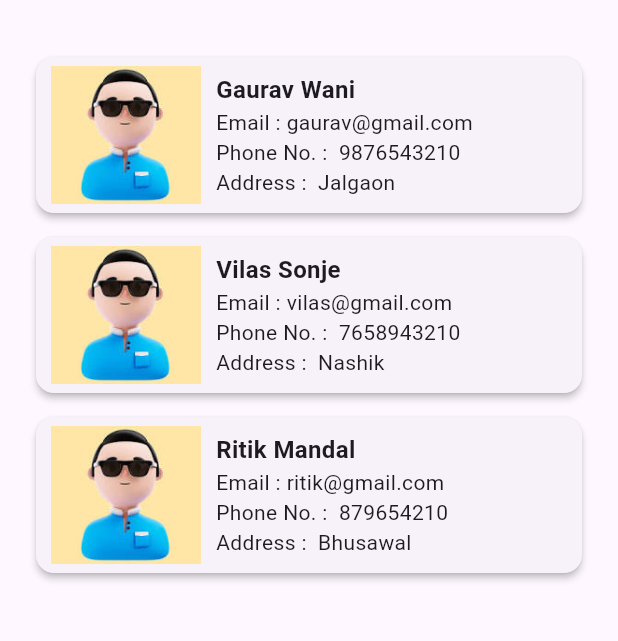
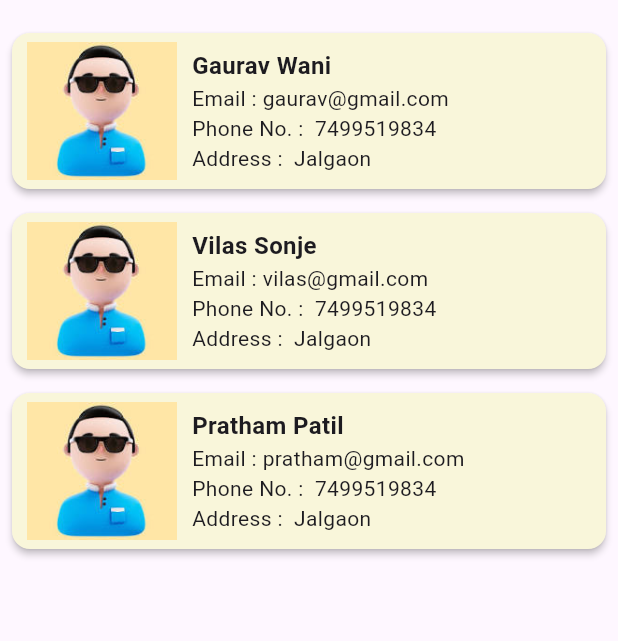
Before and after one commit to gauravwani-coditas/State-Management-Demo-1, a Flutter app: the screen it shows after launch, on a phone screen of 412 x 824 dp, the part 63-704 px from its top. Run offline on Flutter 3.47's test engine with Material 3 defaults, Android fonts, the light colour scheme and no system bars; our stand-ins replace flutter_bloc, flutter_riverpod, google_fonts; statements that could not run were skipped.

Commit message:
First message

```diff
--- a/lib/Users.dart
+++ /dev/null
@@ -1,46 +0,0 @@
-import 'package:flutter/material.dart';
-import 'package:flutter_riverpod/flutter_riverpod.dart';
-import 'package:state_demo_1/new_user.dart';
-import 'package:state_demo_1/riverpod/user_riverpod.dart';
-import 'package:state_demo_1/update_user.dart';
-import 'package:state_demo_1/widget/user_list_view.dart';
-import 'package:state_demo_1/models/User.dart';
-import 'package:google_fonts/google_fonts.dart';
-
-class Users extends ConsumerWidget {
-  const Users({super.key});
-
-  @override
-  Widget build(BuildContext context, WidgetRef ref) {
-    final userDetails = ref.watch(userRiverpod);
-
-    return Scaffold(
-      appBar: AppBar(
-        title: Text(
-          "State Demo 1",
-          style: GoogleFonts.lato(),
-        ),
-        actions: [
-          IconButton(
-              onPressed: () {
-                Navigator.push(
-                  context,
-                  MaterialPageRoute(builder: (context) => const NewUser()),
-                );
-              },
-              icon: const Icon(Icons.add))
-        ],
-      ),
-      body: Padding(
-          padding: const EdgeInsets.all(16),
-          child: Center(
-            child: userDetails.isEmpty
-                ? const Center(
-                    child: Text("Please add some data !"),
-                  )
-                : UsersListView(userDetails),
-          )),
-    );
-    ;
-  }
-}
--- /dev/null
+++ b/lib/data/models/data_source.dart
@@ -0,0 +1,19 @@
+import 'package:state_demo_1/data/models/User.dart';
+
+List<User> userList = [
+  User(
+      userName: "Gaurav Wani",
+      userEmail: "gaurav@gmail.com",
+      userPhoneNo: "7499519834",
+      userAddress: "Jalgaon"),
+  User(
+      userName: "Vilas Sonje",
+      userEmail: "vilas@gmail.com",
+      userPhoneNo: "7499519834",
+      userAddress: "Jalgaon"),
+  User(
+      userName: "Pratham Patil",
+      userEmail: "pratham@gmail.com",
+      userPhoneNo: "7499519834",
+      userAddress: "Jalgaon"),
+];
--- /dev/null
+++ b/lib/presentation/screens/homePage/bloc/users_bloc.dart
@@ -0,0 +1,45 @@
+import 'dart:async';
+
+import 'package:flutter_bloc/flutter_bloc.dart';
+import 'package:state_demo_1/data/models/data_source.dart';
+import 'package:state_demo_1/presentation/screens/homePage/bloc/users_events.dart';
+import 'package:state_demo_1/presentation/screens/homePage/bloc/users_states.dart';
+
+class UserBloc extends Bloc<UserEvent, UserState> {
+  UserBloc() : super(LoadingState()) {
+    on<InitialEvent>(initialEvent);
+    on<OnUserClickedEvent>(onUserClickedEvent);
+    on<OnDeleteUserEvent>(onDeleteUserEvent);
+    on<OnSaveResponseClicked>(onSaveResponseClicked);
+  }
+
+  FutureOr<void> initialEvent(
+      InitialEvent event, Emitter<UserState> emit) async {
+    emit(LoadingState());
+    await Future.delayed(const Duration(seconds: 3));
+    emit(LoadedSuccessState(userList));
+  }
+
+  FutureOr<void> onUserClickedEvent(
+      OnUserClickedEvent event, Emitter<UserState> emit) async {
+    userList[event.index] = event.user;
+    emit(LoadingState());
+    await Future.delayed(const Duration(seconds: 1));
+    emit(LoadedSuccessState(userList));
+  }
+
+  FutureOr<void> onDeleteUserEvent(
+      OnDeleteUserEvent event, Emitter<UserState> emit) {
+    userList.removeAt(userList.indexOf(event.user));
+  }
+
+  FutureOr<void> onSaveResponseClicked(
+      OnSaveResponseClicked event, Emitter<UserState> emit) async {
+    print("\n\nUser size : ${userList.length} !\n\n");
+    userList.add(event.user);
+    print("\n\nUser size : ${userList.length} !\n\n");
+    emit(LoadingState());
+    await Future.delayed(const Duration(seconds: 1));
+    emit(LoadedSuccessState(userList));
+  }
+}
--- /dev/null
+++ b/lib/presentation/screens/homePage/bloc/users_events.dart
@@ -0,0 +1,21 @@
+import 'package:state_demo_1/data/models/User.dart';
+
+abstract class UserEvent {}
+
+class InitialEvent extends UserEvent {}
+
+class OnUserClickedEvent extends UserEvent {
+  OnUserClickedEvent(this.user, this.index);
+  final int index;
+  final User user;
+}
+
+class OnDeleteUserEvent extends UserEvent {
+  OnDeleteUserEvent(this.user);
+  final User user;
+}
+
+class OnSaveResponseClicked extends UserEvent {
+  OnSaveResponseClicked(this.user);
+  final User user;
+}
--- /dev/null
+++ b/lib/presentation/screens/homePage/bloc/users_states.dart
@@ -0,0 +1,12 @@
+import 'package:state_demo_1/data/models/User.dart';
+
+abstract class UserState {}
+
+class LoadingState extends UserState {}
+
+class LoadedSuccessState extends UserState {
+  LoadedSuccessState(this.userList);
+  final List<User> userList;
+}
+
+class LoadedFailureState extends UserState {}
--- /dev/null
+++ b/lib/presentation/screens/homePage/users.dart
@@ -0,0 +1,49 @@
+import 'package:flutter/material.dart';
+import 'package:flutter_bloc/flutter_bloc.dart';
+import 'package:state_demo_1/presentation/screens/homePage/bloc/users_bloc.dart';
+import 'package:state_demo_1/presentation/screens/homePage/bloc/users_states.dart';
+import 'package:state_demo_1/presentation/screens/newPage/new_user.dart';
+import 'package:state_demo_1/presentation/widgets/user_list_view.dart';
+import 'package:google_fonts/google_fonts.dart';
+
+class Users extends StatelessWidget {
+  const Users({super.key});
+
+  @override
+  Widget build(BuildContext context) {
+    return Scaffold(
+      appBar: AppBar(
+        title: Text(
+          "State Demo 1",
+          style: GoogleFonts.lato(),
+        ),
+        actions: [
+          IconButton(
+              onPressed: () {
+                Navigator.push(
+                  context,
+                  MaterialPageRoute(builder: (context) => const NewUser()),
+                );
+              },
+              icon: const Icon(Icons.add))
+        ],
+      ),
+      body: BlocBuilder<UserBloc, UserState>(
+        builder: (context, state) {
+          if (state is LoadingState) {
+            return const Center(
+              child: CircularProgressIndicator(),
+            );
+          } else if (state is LoadedSuccessState) {
+            final userList = state.userList;
+            return UsersListView(userList);
+          } else {
+            return const Center(
+              child: Text("No Content !"),
+            );
+          }
+        },
+      ),
+    );
+  }
+}
--- a/lib/widget/user_item.dart
+++ b/lib/presentation/widgets/user_item.dart
@@ -1,20 +1,18 @@
 import 'package:flutter/material.dart';
 import 'package:flutter_riverpod/flutter_riverpod.dart';
-
-import 'package:state_demo_1/models/User.dart';
-import 'package:state_demo_1/riverpod/user_riverpod.dart';
-import 'package:state_demo_1/update_user.dart';
+import 'package:state_demo_1/data/models/User.dart';
+import 'package:state_demo_1/presentation/screens/updatePage/update_user.dart';
 
 class UserItem extends StatelessWidget {
-  const UserItem(this.userIndex, {super.key});
+  const UserItem(this.userIndex, this.userList, {super.key});
 
   final userIndex;
+  final userList;
 
   @override
   Widget build(BuildContext context) {
     return Consumer(
       builder: (context, ref, child) {
-        final userDetail = ref.watch(userRiverpod);
         return Padding(
             padding: const EdgeInsets.all(4),
             child: GestureDetector(
@@ -22,12 +20,13 @@ class UserItem extends StatelessWidget {
                 Navigator.push(
                   context,
                   MaterialPageRoute(
-                    builder: (context) => UpdateUser(userDetail[userIndex]),
+                    builder: (context) => UpdateUser(userIndex, userList),
                   ),
                 );
               },
               child: Card(
                 elevation: 2,
+                color: const Color.fromARGB(255, 249, 246, 218),
                 child: Padding(
                   padding:
                       const EdgeInsets.symmetric(horizontal: 10, vertical: 2),
@@ -45,16 +44,15 @@ class UserItem extends StatelessWidget {
                             crossAxisAlignment: CrossAxisAlignment.start,
                             children: [
                               Text(
-                                userDetail[userIndex].userName,
+                                userList[userIndex].userName,
                                 style: const TextStyle(
                                     fontWeight: FontWeight.bold, fontSize: 16),
                               ),
+                              Text("Email : ${userList[userIndex].userEmail}"),
                               Text(
-                                  "Email : ${userDetail[userIndex].userEmail}"),
+                                  "Phone No. :  ${userList[userIndex].userPhoneNo}"),
                               Text(
-                                  "Phone No. :  ${userDetail[userIndex].userPhoneNo}"),
-                              Text(
-                                  "Address :  ${userDetail[userIndex].userAddress}"),
+                                  "Address :  ${userList[userIndex].userAddress}"),
                             ],
                           ),
                         ),
--- /dev/null
+++ b/lib/presentation/widgets/user_list_view.dart
@@ -0,0 +1,36 @@
+import 'package:flutter/material.dart';
+import 'package:flutter_bloc/flutter_bloc.dart';
+import 'package:flutter_riverpod/flutter_riverpod.dart';
+import 'package:state_demo_1/data/models/User.dart';
+import 'package:state_demo_1/presentation/screens/homePage/bloc/users_bloc.dart';
+import 'package:state_demo_1/presentation/screens/homePage/bloc/users_events.dart';
+import 'package:state_demo_1/presentation/widgets/user_item.dart';
+
+class UsersListView extends ConsumerWidget {
+  const UsersListView(this.userList, {super.key});
+
+  final List<User> userList;
+
+  @override
+  Widget build(BuildContext context, WidgetRef ref) {
+    return ListView.builder(
+      itemCount: userList.length,
+      itemBuilder: (context, index) => Dismissible(
+        key: ValueKey(userList[index]),
+        onDismissed: (direction) =>
+            BlocProvider.of<UserBloc>(context).add(OnDeleteUserEvent(userList[index])),
+        background: Container(
+          decoration: BoxDecoration(
+            color: Colors.red,
+            borderRadius: BorderRadius.circular(25),
+          ),
+          //padding: const EdgeInsets.all(25),
+          alignment: Alignment.centerLeft,
+          child: const Padding(
+              padding: EdgeInsets.all(35), child: Icon(Icons.delete)),
+        ),
+        child: UserItem(index, userList),
+      ),
+    );
+  }
+}
--- a/lib/riverpod/user_riverpod.dart
+++ /dev/null
@@ -1,43 +0,0 @@
-import 'package:flutter/material.dart';
-import 'package:flutter_riverpod/flutter_riverpod.dart';
-import 'package:state_demo_1/models/User.dart';
-import 'package:state_demo_1/users.dart';
-
-final userRiverpod =
-    StateNotifierProvider<UserProvider, List<User>>((ref) => UserProvider());
-
-class UserProvider extends StateNotifier<List<User>> {
-  UserProvider()
-      : super([
-          User(
-              userName: "Gaurav Wani",
-              userEmail: "gaurav@gmail.com",
-              userPhoneNo: "9876543210",
-              userAddress: "Jalgaon"),
-          User(
-              userName: "Vilas Sonje",
-              userEmail: "vilas@gmail.com",
-              userPhoneNo: "7658943210",
-              userAddress: "Nashik"),
-          User(
-              userName: "Ritik Mandal",
-              userEmail: "ritik@gmail.com",
-              userPhoneNo: "879654210",
-              userAddress: "Bhusawal"),
-        ]);
-
-  void updateUser(User newUser, int index,WidgetRef ref) {
-    state[index] = newUser;
-    ref.read(userRiverpod.notifier).state = List.from(state);
-  }
-
-  void removeUser(int index,WidgetRef ref) {
-    state.removeAt(index);
-    ref.read(userRiverpod.notifier).state = List.from(state);
-  }
-
-   void onAddUserData(User newUser,WidgetRef ref) {
-    state.add(newUser);
-    ref.read(userRiverpod.notifier).state = List.from(state);
-  }
-}
--- a/lib/widget/user_list_view.dart
+++ /dev/null
@@ -1,31 +0,0 @@
-import 'package:flutter/material.dart';
-
-import 'package:flutter_riverpod/flutter_riverpod.dart';
-import 'package:state_demo_1/models/User.dart';
-import 'package:state_demo_1/riverpod/user_riverpod.dart';
-import 'package:state_demo_1/widget/user_item.dart';
-
-class UsersListView extends ConsumerWidget {
-  const UsersListView(this.userList, {super.key});
-
-  final List<User> userList;
-
-  @override
-  Widget build(BuildContext context, WidgetRef ref) {
-    return ListView.builder(
-      itemCount: userList.length,
-      itemBuilder: (context, index) => Dismissible(
-        key: ValueKey(userList[index]),
-        onDismissed: (direction) =>
-            ref.read(userRiverpod.notifier).removeUser(index,ref),
-        background: Container(
-          color: Colors.red,
-          padding: const EdgeInsets.all(25),
-          alignment: Alignment.centerLeft,
-          child: const Icon(Icons.delete),
-        ),
-        child: UserItem(index),
-      ),
-    );
-  }
-}
--- a/pubspec.yaml
+++ b/pubspec.yaml
@@ -39,6 +39,7 @@ dependencies:
   google_fonts: ^6.2.0
   image_picker: ^1.0.7
   flutter_riverpod: ^2.5.1
+  flutter_bloc: ^8.1.5
 
 dev_dependencies:
   flutter_test:
```
Also changed, not shown: lib/main.dart (+6 -3 lines), lib/presentation/screens/newPage/new_user.dart (renamed from lib/new_user.dart, +13 -13 lines), lib/presentation/screens/updatePage/update_user.dart (renamed from lib/update_user.dart, +17 -14 lines), lib/data/models/User.dart (renamed from lib/models/User.dart), pubspec.lock.
